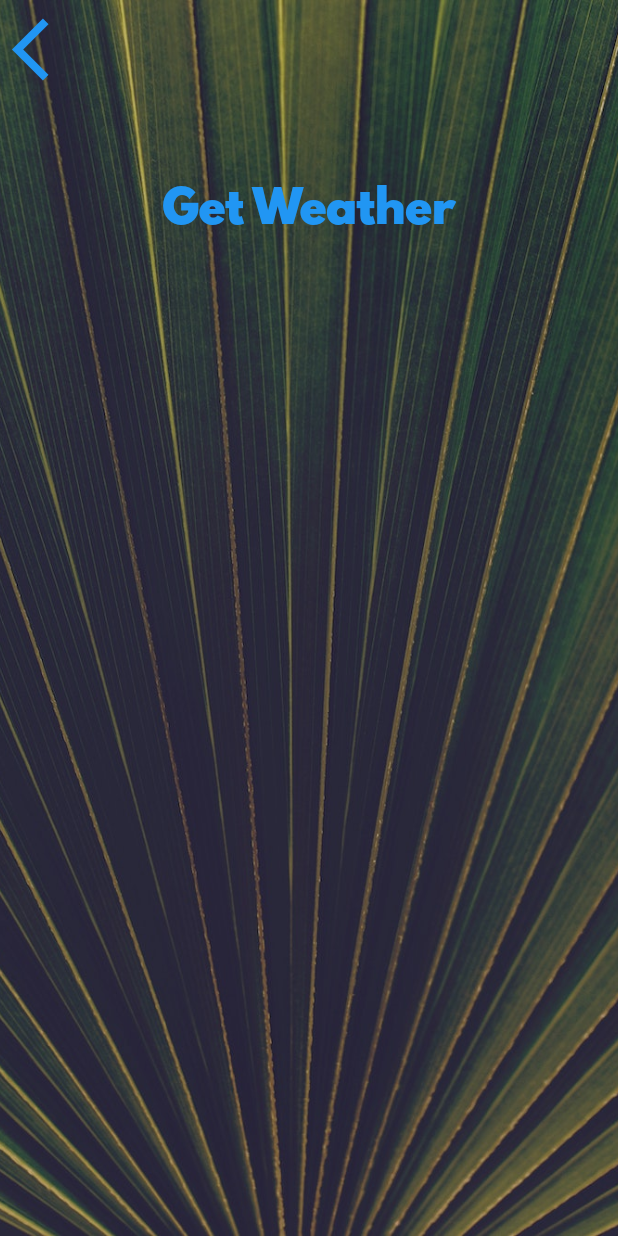
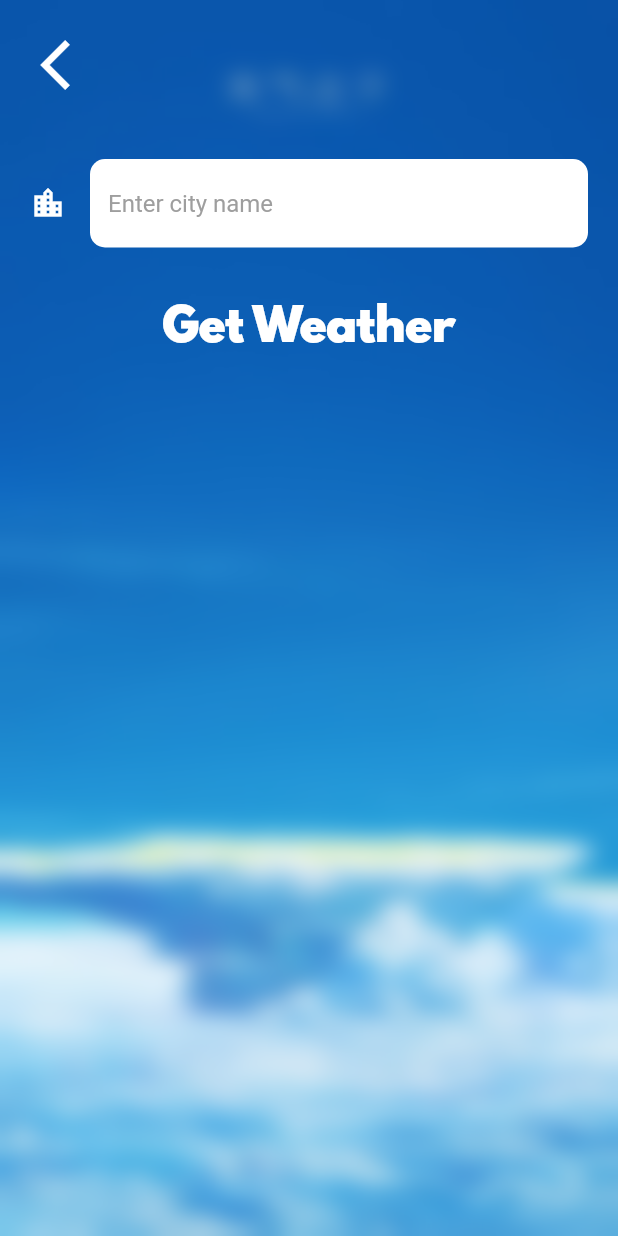
Before and after one commit to narivo/FlutterJourney, a Flutter app: the CityScreen screen opened directly, on a phone screen of 412 x 824 dp. Run offline on Flutter 3.47's test engine with Material 2 defaults, Android fonts, the phone set to English and light mode, and no system bars; our stand-ins replace audioplayers, flutter_easyloading, font_awesome_flutter, geolocator, rflutter_alert.

Commit message:
searching weather by city name

```diff
--- a/Clima-Flutter-master/lib/screens/city_screen.dart
+++ b/Clima-Flutter-master/lib/screens/city_screen.dart
@@ -1,3 +1,5 @@
+import 'dart:ui';
+
 import 'package:flutter/material.dart';
 import 'package:clima/utilities/constants.dart';
 
@@ -7,36 +9,54 @@ class CityScreen extends StatefulWidget {
 }
 
 class _CityScreenState extends State<CityScreen> {
+  var cityName = '';
+
   @override
   Widget build(BuildContext context) {
     return Scaffold(
       body: Container(
         decoration: BoxDecoration(
           image: DecorationImage(
-            image: AssetImage('images/city_background.jpg'),
+            image: AssetImage('images/weathering_with_you_2.jpg'),
             fit: BoxFit.cover,
           ),
         ),
         constraints: BoxConstraints.expand(),
+        child: BackdropFilter(
+          filter: ImageFilter.blur(sigmaX: 8.0, sigmaY: 7.0),
           child: SafeArea(
             child: Column(
               children: <Widget>[
                 Align(
                   alignment: Alignment.topLeft,
+                  child: Padding(
+                    padding: const EdgeInsets.all(15.0),
                     child: TextButton(
-                  onPressed: () {},
+                      onPressed: () {
+                        Navigator.pop(context);
+                      },
                       child: Icon(
                         Icons.arrow_back_ios,
-                    size: 50.0,
+                        size: 40.0,
+                        color: Colors.white,
+                      ),
                     ),
                   ),
                 ),
                 Container(
                   padding: EdgeInsets.all(20.0),
-                child: null,
+                  child: TextField(
+                    style: TextStyle(color: Colors.blue.shade900),
+                    decoration: kTextFieldInputDecoration,
+                    onChanged: (input) {
+                      cityName = input;
+                    },
+                  ),
                 ),
                 TextButton(
-                onPressed: () {},
+                  onPressed: () {
+                    Navigator.pop(context, cityName);
+                  },
                   child: Text(
                     'Get Weather',
                     style: kButtonTextStyle,
@@ -46,6 +66,7 @@ class _CityScreenState extends State<CityScreen> {
             ),
           ),
         ),
+      ),
     );
   }
 }
--- a/Clima-Flutter-master/lib/screens/loading_screen.dart
+++ b/Clima-Flutter-master/lib/screens/loading_screen.dart
@@ -21,7 +21,6 @@ class _LoadingScreenState extends State<LoadingScreen> {
   void getLocationData() async {
     EasyLoading.show(
       status: 'loading...',
-      maskType: EasyLoadingMaskType.black,
     );
 
     try {
--- a/Clima-Flutter-master/lib/utilities/constants.dart
+++ b/Clima-Flutter-master/lib/utilities/constants.dart
@@ -7,14 +7,32 @@ const kTempTextStyle = TextStyle(
 
 const kMessageTextStyle = TextStyle(
   fontFamily: 'Spartan MB',
-  fontSize: 60.0,
+  fontSize: 50.0,
 );
 
 const kButtonTextStyle = TextStyle(
   fontSize: 30.0,
   fontFamily: 'Spartan MB',
+  color: Colors.white,
 );
 
 const kConditionTextStyle = TextStyle(
   fontSize: 50.0,
 );
+
+const kTextFieldInputDecoration = InputDecoration(
+  border: OutlineInputBorder(
+    borderRadius: BorderRadius.all(Radius.circular(10.0)),
+    borderSide: BorderSide.none,
+  ),
+  fillColor: Colors.white,
+  filled: true,
+  icon: Icon(
+    Icons.location_city,
+    color: Colors.white,
+  ),
+  hintText: 'Enter city name',
+  hintStyle: TextStyle(
+    color: Colors.grey,
+  ),
+);
```
Also changed, not shown: Clima-Flutter-master/lib/screens/location_screen.dart (+38 -7 lines), Clima-Flutter-master/lib/services/weather_fetcher.dart (+11 -0 lines), 1 other file. Lines whose indentation alone changed are shown as unchanged.
